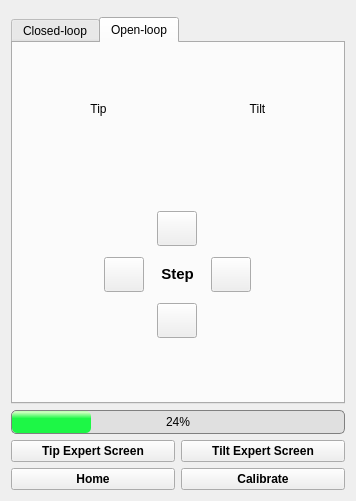
Qt form pcdsdevices/ui/SmarActEncodedTipTilt.embedded.ui (pcdshub/pcdsdevices) before a commit.
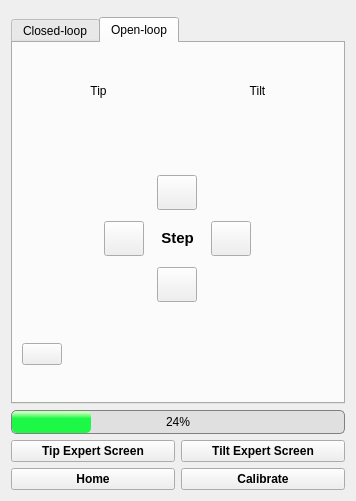
The same form after that commit. The open tabs and pages were chosen to show the change. Custom widgets are drawn as their Qt base class.

Commit message: MNT: Fix "tip" and "tilt" so that it is consistent with open-loop tip-tilts

The edit to the form file:
```diff
--- a/pcdsdevices/ui/SmarActEncodedTipTilt.embedded.ui
+++ b/pcdsdevices/ui/SmarActEncodedTipTilt.embedded.ui
@@ -859,7 +859,7 @@
              </widget>
             </item>
             <item row="3" column="0">
-             <widget class="PyDMPushButton" name="tilt_jog_rev">
+             <widget class="PyDMPushButton" name="tip_jog_rev">
               <property name="sizePolicy">
                <sizepolicy hsizetype="Fixed" vsizetype="Fixed">
                 <horstretch>0</horstretch>
@@ -952,7 +952,7 @@
              </spacer>
             </item>
             <item row="5" column="2" alignment="Qt::AlignHCenter">
-             <widget class="PyDMPushButton" name="tip_jog_rev">
+             <widget class="PyDMPushButton" name="tilt_jog_rev">
               <property name="sizePolicy">
                <sizepolicy hsizetype="Fixed" vsizetype="Fixed">
                 <horstretch>0</horstretch>
@@ -1029,7 +1029,7 @@
              </widget>
             </item>
             <item row="3" column="4">
-             <widget class="PyDMPushButton" name="tilt_jog_fwd">
+             <widget class="PyDMPushButton" name="tip_jog_fwd">
               <property name="sizePolicy">
                <sizepolicy hsizetype="Fixed" vsizetype="Fixed">
                 <horstretch>0</horstretch>
@@ -1122,7 +1122,7 @@
              </spacer>
             </item>
             <item row="1" column="2" alignment="Qt::AlignHCenter">
-             <widget class="PyDMPushButton" name="tip_jog_fwd">
+             <widget class="PyDMPushButton" name="tilt_jog_fwd">
               <property name="sizePolicy">
                <sizepolicy hsizetype="Fixed" vsizetype="Fixed">
                 <horstretch>0</horstretch>
@@ -1219,6 +1219,45 @@
          </layout>
         </widget>
        </item>
+       <item>
+        <layout class="QGridLayout" name="settings_button_grid">
+         <item row="0" column="1">
+          <spacer name="settings_button_h_spacer">
+           <property name="orientation">
+            <enum>Qt::Horizontal</enum>
+           </property>
+           <property name="sizeHint" stdset="0">
+            <size>
+             <width>40</width>
+             <height>20</height>
+            </size>
+           </property>
+          </spacer>
+         </item>
+         <item row="0" column="0">
+          <widget class="PyDMPushButton" name="settings_button">
+           <property name="sizePolicy">
+            <sizepolicy hsizetype="Fixed" vsizetype="Fixed">
+             <horstretch>0</horstretch>
+             <verstretch>0</verstretch>
+            </sizepolicy>
+           </property>
+           <property name="minimumSize">
+            <size>
+             <width>20</width>
+             <height>20</height>
+            </size>
+           </property>
+           <property name="toolTip">
+            <string/>
+           </property>
+           <property name="PyDMIcon" stdset="0">
+            <string>SP_ToolBarHorizontalExtensionButton</string>
+           </property>
+          </widget>
+         </item>
+        </layout>
+       </item>
       </layout>
      </widget>
     </widget>
```
Left out of the diff: 8 changed lines with no effect on the pictures.
